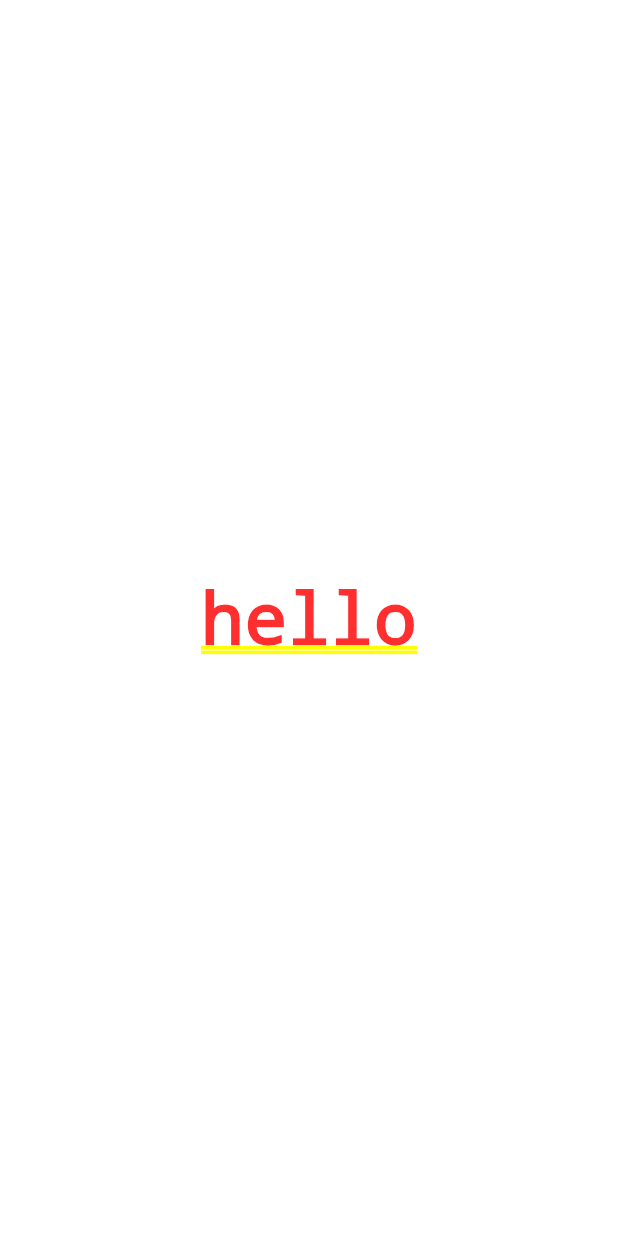
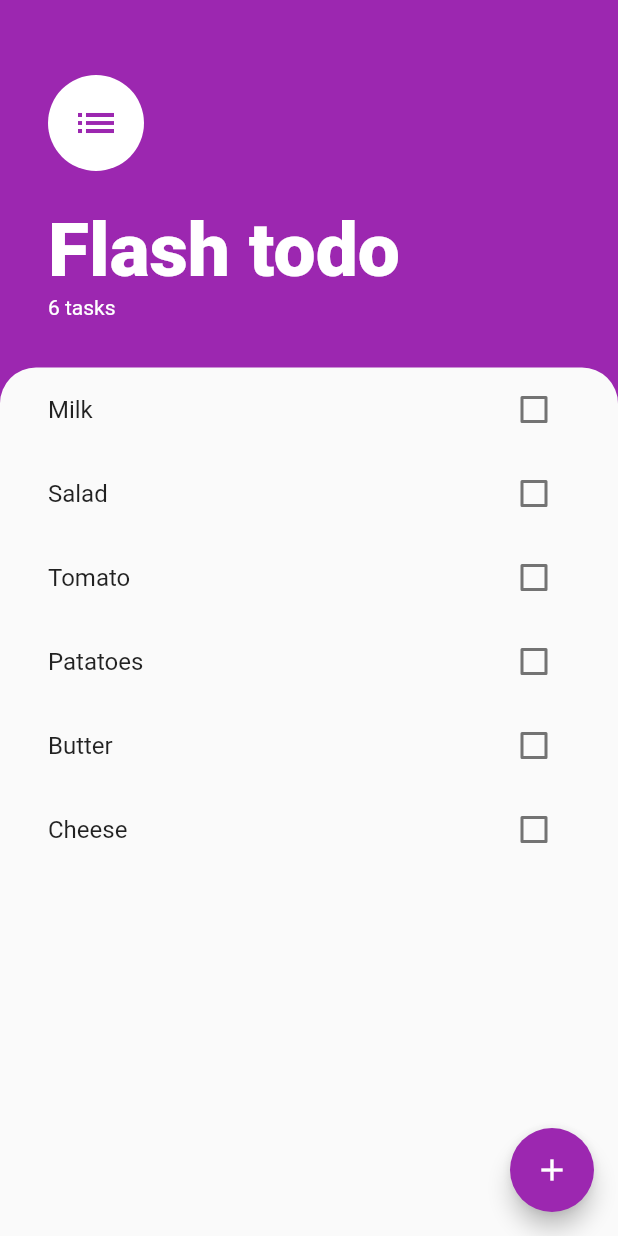
Before and after one commit to gilhardl/flash_todo, a Flutter app: the screen it shows after launch, on a phone screen of 412 x 824 dp. Run offline on Flutter 3.47's test engine with Material 2 defaults, Android fonts, the light colour scheme and no system bars.

Commit message:
add TaskScreen UI w/ mock data

```diff
--- a/lib/main.dart
+++ b/lib/main.dart
@@ -1,4 +1,5 @@
 import 'package:flashtodo/constants.dart';
+import 'package:flashtodo/screens/tasks_screen.dart';
 import 'package:flutter/material.dart';
 
 void main() => runApp(MyApp());
@@ -12,9 +13,11 @@ class MyApp extends StatelessWidget {
       theme: ThemeData(
         primarySwatch: Colors.purple,
       ),
-      home: Center(
-        child: Text('hello'),
-      ),
+      initialRoute: '/',
+      routes: {
+        '/': (context) => TasksScreen(),
+        '/tasks': (context) => TasksScreen(),
+      },
     );
   }
 }
--- /dev/null
+++ b/lib/screens/tasks_screen.dart
@@ -0,0 +1,108 @@
+import 'package:flashtodo/constants.dart';
+import 'package:flashtodo/models/task.dart';
+import 'package:flutter/material.dart';
+
+class TasksScreen extends StatefulWidget {
+  @override
+  _TasksScreenState createState() => _TasksScreenState();
+}
+
+class _TasksScreenState extends State<TasksScreen> {
+  final tasksListName = 'Flash todo';
+  final List<Task> tasks = [
+    Task(description: 'Milk'),
+    Task(description: 'Salad'),
+    Task(description: 'Tomato'),
+    Task(description: 'Patatoes'),
+    Task(description: 'Butter'),
+    Task(description: 'Cheese'),
+  ];
+
+  @override
+  Widget build(BuildContext context) {
+    ThemeData _theme = Theme.of(context);
+
+    return Scaffold(
+      backgroundColor: _theme.primaryColor,
+      floatingActionButton: FloatingActionButton(
+        onPressed: () {},
+        child: Icon(Icons.add),
+      ),
+      body: Column(
+        crossAxisAlignment: CrossAxisAlignment.start,
+        children: <Widget>[
+          Padding(
+            padding: EdgeInsets.only(
+              top: 50.0,
+              left: 32.0,
+              right: 32.0,
+              bottom: 32.0,
+            ),
+            child: Column(
+              crossAxisAlignment: CrossAxisAlignment.start,
+              children: <Widget>[
+                CircleAvatar(
+                  radius: 32.0,
+                  backgroundColor: Colors.white,
+                  child: Icon(
+                    Icons.list,
+                    color: _theme.primaryColor,
+                    size: 32.0,
+                  ),
+                ),
+                SizedBox(
+                  height: 24.0,
+                ),
+                Text(
+                  tasksListName,
+                  style: TextStyle(
+                    color: Colors.white,
+                    fontSize: 50.0,
+                    fontWeight: FontWeight.w800,
+                  ),
+                ),
+                Text(
+                  '${tasks.length} tasks',
+                  style: TextStyle(
+                    color: Colors.white,
+                  ),
+                ),
+              ],
+            ),
+          ),
+          Expanded(
+            child: Container(
+              decoration: BoxDecoration(
+                color: _theme.scaffoldBackgroundColor,
+                borderRadius: BorderRadius.only(
+                  topLeft: Radius.circular(24.0),
+                  topRight: Radius.circular(24.0),
+                ),
+              ),
+              padding: EdgeInsets.symmetric(horizontal: 16.0),
+              child: _buildTasksList(),
+            ),
+          )
+        ],
+      ),
+    );
+  }
+
+  ListView _buildTasksList() {
+    return ListView(
+      children: tasks
+          .map((task) => ListTile(
+                title: Text(task.description),
+                trailing: Checkbox(
+                  value: task.done,
+                  onChanged: (value) {
+                    setState(() {
+                      task.done = value;
+                    });
+                  },
+                ),
+              ))
+          .toList(),
+    );
+  }
+}
```
